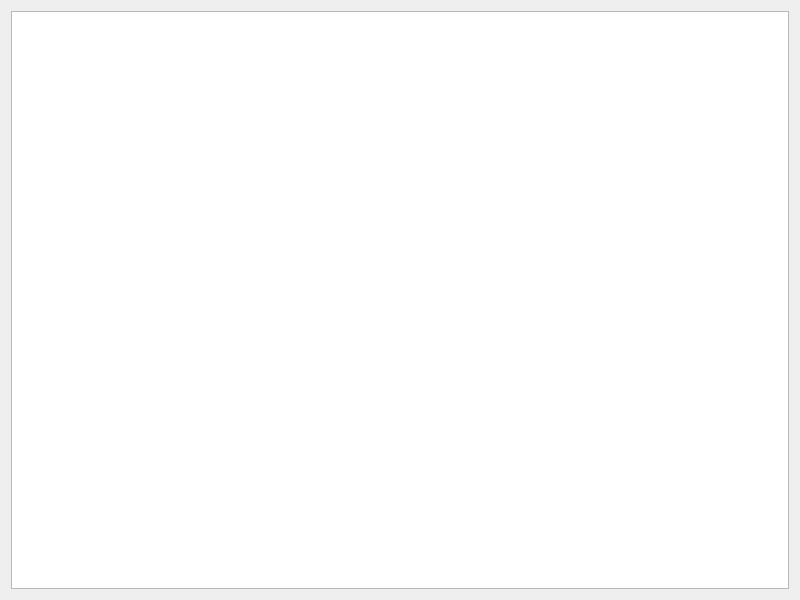
This is 01_gate/widget.ui in Nowherechan/CircuitSimulator_in_Cpp as Qt 5 draws it before an edit. The edited form follows.
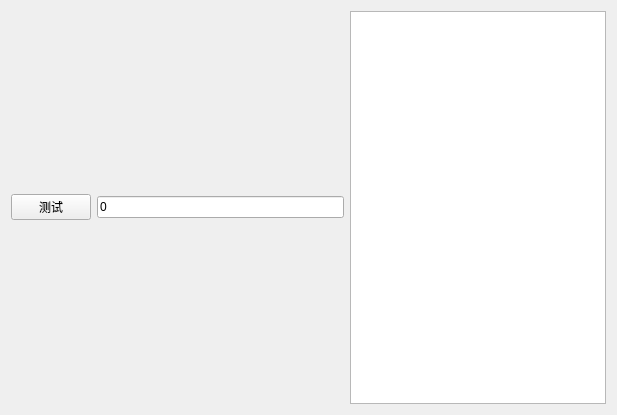
This is the edited form.

Patch:
```diff
--- a/01_gate/widget.ui
+++ b/01_gate/widget.ui
@@ -6,14 +6,28 @@
    <rect>
     <x>0</x>
     <y>0</y>
-    <width>800</width>
-    <height>600</height>
+    <width>617</width>
+    <height>415</height>
    </rect>
   </property>
   <property name="windowTitle">
    <string>Widget</string>
   </property>
   <layout class="QHBoxLayout" name="horizontalLayout">
+   <item>
+    <widget class="QPushButton" name="pushButton">
+     <property name="text">
+      <string>测试</string>
+     </property>
+    </widget>
+   </item>
+   <item>
+    <widget class="QLineEdit" name="lineEdit">
+     <property name="text">
+      <string>0</string>
+     </property>
+    </widget>
+   </item>
    <item>
     <widget class="QGraphicsView" name="graphicsView"/>
    </item>
```
